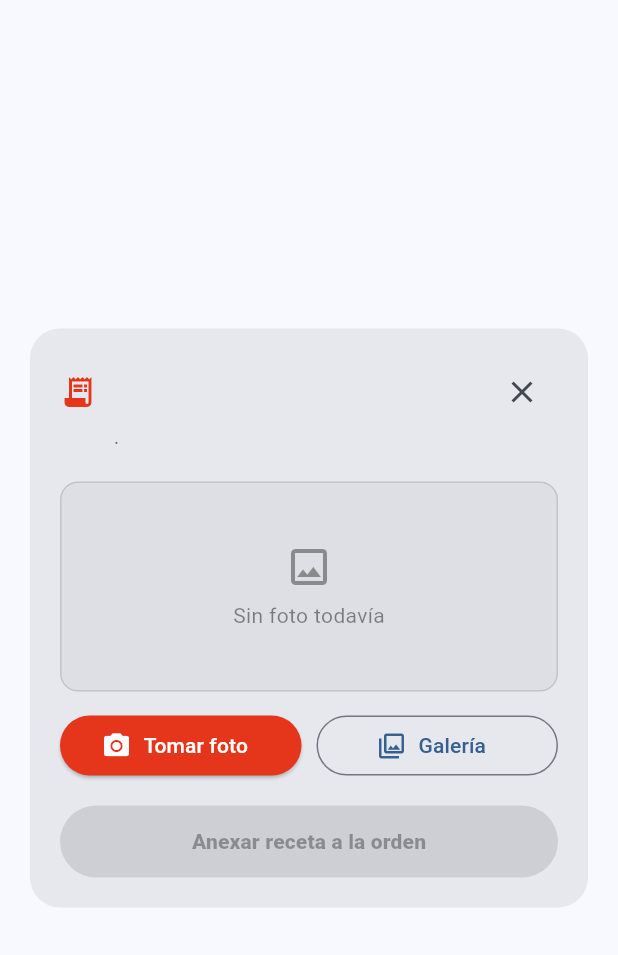
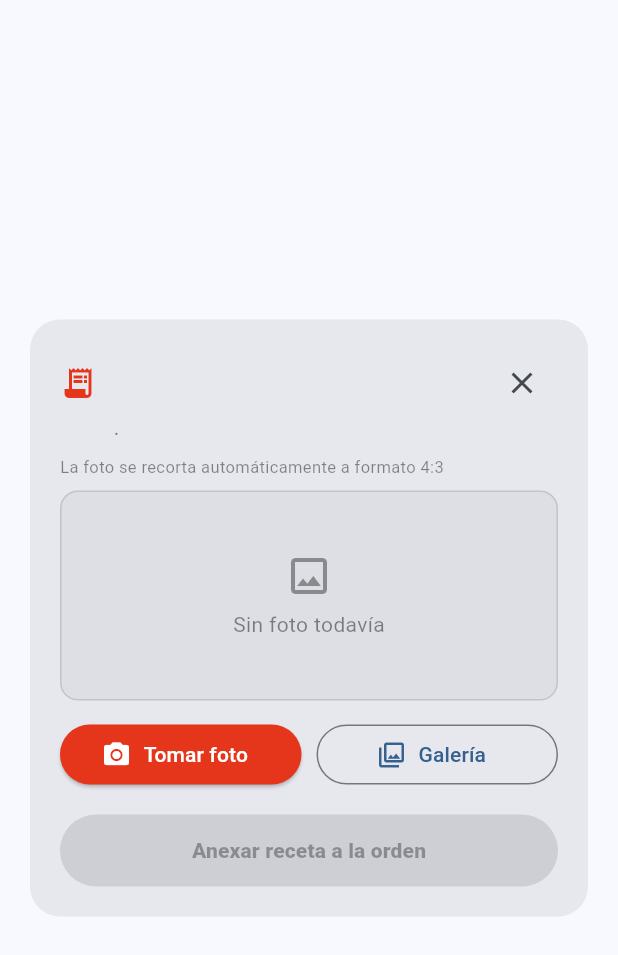
Before and after one commit to CLOUDVILLAR/Turnos_Villar, a Flutter app: the _RecetaDialog widget shown alone on an empty page, opened directly with empty values, after a tap on "Tomar foto", on a phone screen of 412 x 824 dp. Shown: the top 955 px of the screen. Run offline on Flutter 3.47's test engine with Material 3 defaults, Android fonts, the phone set to English and light mode, and no system bars; our stand-ins replace image_picker, shared_preferences; missing offline and left inert: dart:html, excel, file_saver, file_selector; accounts and stored records are empty.

Commit message:
Recorta al centro la foto de la receta a formato 4:3 antes de subirla
Usa el paquete image para recortar (sin distorsionar) la foto tomada
con la camara o elegida de galeria a la mayor porcion 4:3 (o 3:4 si es
vertical) posible desde el centro, ya que las recetas son mayormente
cuadradas. La vista previa en el popup respeta la proporcion resultante.

```diff
--- a/lib/screens/anexar_receta_screen.dart
+++ b/lib/screens/anexar_receta_screen.dart
@@ -4,12 +4,47 @@ import 'dart:typed_data';
 import 'package:flutter/material.dart';
 import 'package:http/http.dart' as http;
 import 'package:http_parser/http_parser.dart';
+import 'package:image/image.dart' as img;
 import 'package:image_picker/image_picker.dart';
 
 import '../utils/ip.dart';
 import '../widgets/custom_drawer.dart';
 
 const Color _brandRed = Color(0xFFE5361B);
+
+/// Las recetas se guardan en formato 4:3 (o 3:4 si la foto es vertical):
+/// recorta al centro la mayor porción posible con esa proporción.
+Uint8List _recortarA43(Uint8List bytes) {
+  final decoded = img.decodeImage(bytes);
+  if (decoded == null) return bytes;
+
+  final w = decoded.width;
+  final h = decoded.height;
+  final esVertical = h >= w;
+
+  int targetW, targetH;
+  if (esVertical) {
+    targetW = w;
+    targetH = (w * 4 / 3).round();
+    if (targetH > h) {
+      targetH = h;
+      targetW = (h * 3 / 4).round();
+    }
+  } else {
+    targetH = h;
+    targetW = (h * 4 / 3).round();
+    if (targetW > w) {
+      targetW = w;
+      targetH = (w * 3 / 4).round();
+    }
+  }
+
+  final x = ((w - targetW) / 2).round();
+  final y = ((h - targetH) / 2).round();
+
+  final recortada = img.copyCrop(decoded, x: x, y: y, width: targetW, height: targetH);
+  return Uint8List.fromList(img.encodeJpg(recortada, quality: 90));
+}
 
 class AnexarRecetaScreen extends StatefulWidget {
   final int sucursalId;
@@ -231,10 +266,13 @@ class _RecetaDialogState extends State<_RecetaDialog> {
 
   Uint8List? _fotoBytes;
   String? _fotoNombre;
+  double _fotoAspectRatio = 4 / 3;
+  bool _procesandoFoto = false;
   bool _subiendo = false;
   String? _error;
 
   Future<void> _tomarFoto(ImageSource source) async {
+    setState(() => _procesandoFoto = true);
     try {
       final XFile? foto = await _picker.pickImage(
         source: source,
@@ -243,14 +281,20 @@ class _RecetaDialogState extends State<_RecetaDialog> {
       );
       if (foto == null) return;
 
-      final bytes = await foto.readAsBytes();
+      final original = await foto.readAsBytes();
+      final recortada = _recortarA43(original);
+      final decoded = img.decodeImage(recortada);
+
       setState(() {
-        _fotoBytes = bytes;
+        _fotoBytes = recortada;
         _fotoNombre = foto.name;
+        _fotoAspectRatio = decoded != null ? decoded.width / decoded.height : 4 / 3;
         _error = null;
       });
     } catch (e) {
       setState(() => _error = 'No se pudo abrir la cámara/galería: $e');
+    } finally {
+      if (mounted) setState(() => _procesandoFoto = false);
     }
   }
 
@@ -293,7 +337,10 @@ class _RecetaDialogState extends State<_RecetaDialog> {
     if (_fotoBytes != null) {
       return ClipRRect(
         borderRadius: BorderRadius.circular(12),
-        child: Image.memory(_fotoBytes!, height: 200, fit: BoxFit.cover, width: double.infinity),
+        child: AspectRatio(
+          aspectRatio: _fotoAspectRatio,
+          child: Image.memory(_fotoBytes!, fit: BoxFit.cover, width: double.infinity),
+        ),
       );
     }
     return Container(
@@ -353,15 +400,26 @@ class _RecetaDialogState extends State<_RecetaDialog> {
                     style: const TextStyle(color: Colors.black54),
                   ),
                 ),
-                const SizedBox(height: 16),
+                const SizedBox(height: 4),
+                const Text(
+                  'La foto se recorta automáticamente a formato 4:3',
+                  style: TextStyle(color: Colors.black45, fontSize: 11),
+                ),
+                const SizedBox(height: 8),
                 _previewFoto(),
                 const SizedBox(height: 12),
                 Row(
                   children: [
                     Expanded(
                       child: ElevatedButton.icon(
-                        onPressed: _subiendo ? null : () => _tomarFoto(ImageSource.camera),
-                        icon: const Icon(Icons.camera_alt, size: 20),
+                        onPressed: (_subiendo || _procesandoFoto) ? null : () => _tomarFoto(ImageSource.camera),
+                        icon: _procesandoFoto
+                            ? const SizedBox(
+                                width: 16,
+                                height: 16,
+                                child: CircularProgressIndicator(strokeWidth: 2, color: Colors.white),
+                              )
+                            : const Icon(Icons.camera_alt, size: 20),
                         label: Text(_fotoBytes == null ? 'Tomar foto' : 'Repetir'),
                         style: ElevatedButton.styleFrom(
                           backgroundColor: _brandRed,
@@ -372,7 +430,7 @@ class _RecetaDialogState extends State<_RecetaDialog> {
                     const SizedBox(width: 10),
                     Expanded(
                       child: OutlinedButton.icon(
-                        onPressed: _subiendo ? null : () => _tomarFoto(ImageSource.gallery),
+                        onPressed: (_subiendo || _procesandoFoto) ? null : () => _tomarFoto(ImageSource.gallery),
                         icon: const Icon(Icons.photo_library_outlined, size: 20),
                         label: const Text('Galería'),
                       ),
--- a/pubspec.yaml
+++ b/pubspec.yaml
@@ -36,6 +36,7 @@ dependencies:
   file_saver: ^0.2.14
   file_selector: ^1.0.3
   image_picker: ^1.1.2
+  image: ^4.3.0
   flutter:
     sdk: flutter
 
```
Also changed, not shown: pubspec.lock, 4 other files.
